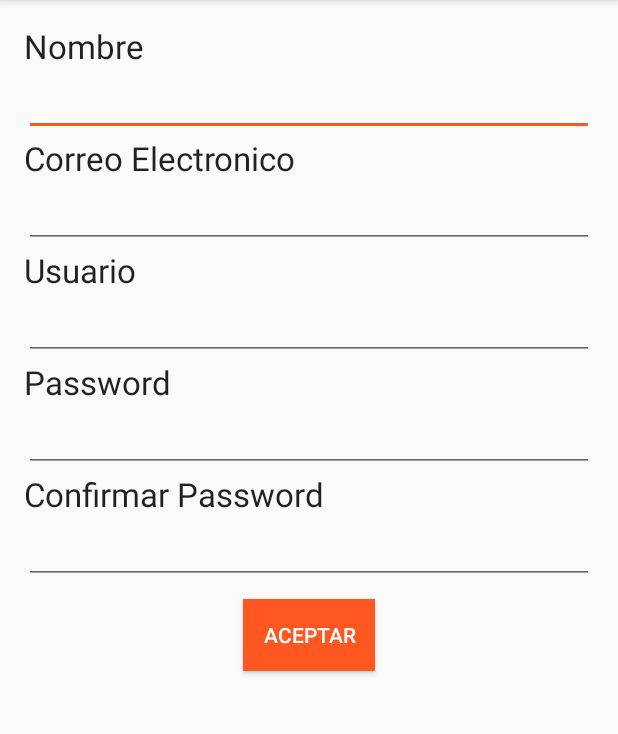
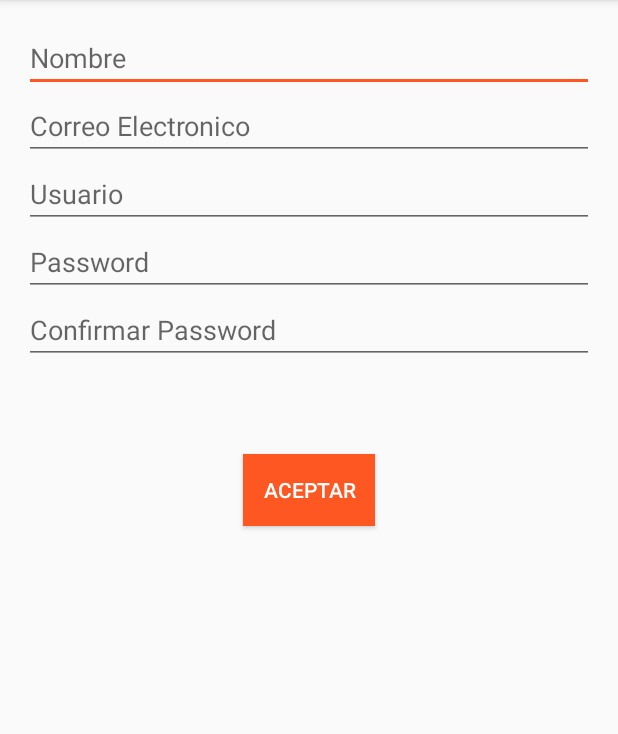
Before and after one commit to gfernandez21/AppPedidos, an Android app: the RegistraActivity screen opened directly, with no data from a screen before it, on a phone screen of 412 x 824 dp, the part 84-818 px from its top. Run offline under Robolectric (Android 15) with nearby library versions, the phone set to English and light mode, and no system bars; libraries missing offline, so code that uses them is left out: com.mobsandgeeks.saripaar; 2 statements that could not run were skipped.

Commit message:
se cambian diseño de EditText

```diff
--- a/app/src/main/res/layout/activity_registra.xml
+++ b/app/src/main/res/layout/activity_registra.xml
@@ -9,91 +9,43 @@
     android:paddingTop="@dimen/activity_vertical_margin"
     tools:context="net.gabrielf.apppedidos.RegistraActivity">
 
-    <TextView
-        android:layout_width="wrap_content"
-        android:layout_height="wrap_content"
-        android:textAppearance="?android:attr/textAppearanceLarge"
-        android:text="Nombre"
-        android:id="@+id/textView2"
-        android:layout_alignParentTop="true"
-        android:layout_alignParentLeft="true"
-        android:layout_alignParentStart="true" />
-
     <EditText
         android:layout_width="match_parent"
         android:layout_height="wrap_content"
         android:id="@+id/tv_nombre"
-        android:layout_below="@+id/textView2"
         android:layout_alignParentLeft="true"
-        android:layout_alignParentStart="true" />
-
-    <TextView
-        android:layout_width="wrap_content"
-        android:layout_height="wrap_content"
-        android:textAppearance="?android:attr/textAppearanceLarge"
-        android:text="Correo Electronico"
-        android:id="@+id/textView3"
-        android:layout_below="@+id/tv_nombre"
-        android:layout_alignParentLeft="true"
-        android:layout_alignParentStart="true" />
+        android:layout_alignParentStart="true"
+        android:hint="Nombre" />
 
     <EditText
         android:layout_width="match_parent"
         android:layout_height="wrap_content"
         android:id="@+id/tv_correo"
-        android:layout_below="@+id/textView3"
         android:layout_alignParentLeft="true"
-        android:layout_alignParentStart="true" />
-
-    <TextView
-        android:layout_width="wrap_content"
-        android:layout_height="wrap_content"
-        android:textAppearance="?android:attr/textAppearanceLarge"
-        android:text="Usuario"
-        android:id="@+id/textView4"
-        android:layout_below="@+id/tv_correo"
-        android:layout_alignParentLeft="true"
-        android:layout_alignParentStart="true" />
+        android:layout_alignParentStart="true"
+        android:layout_below="@+id/tv_nombre"
+        android:hint="Correo Electronico" />
 
     <EditText
         android:layout_width="match_parent"
         android:layout_height="wrap_content"
         android:id="@+id/tv_usuario"
-        android:layout_below="@+id/textView4"
         android:layout_alignParentLeft="true"
-        android:layout_alignParentStart="true" />
-
-    <TextView
-        android:layout_width="wrap_content"
-        android:layout_height="wrap_content"
-        android:textAppearance="?android:attr/textAppearanceLarge"
-        android:text="Password"
-        android:id="@+id/textView5"
-        android:layout_below="@+id/tv_usuario"
-        android:layout_alignParentLeft="true"
-        android:layout_alignParentStart="true" />
-
-    <TextView
-        android:layout_width="wrap_content"
-        android:layout_height="wrap_content"
-        android:textAppearance="?android:attr/textAppearanceLarge"
-        android:text="Confirmar Password"
-        android:id="@+id/textView6"
-        android:layout_below="@+id/tv_pass1"
-        android:layout_alignLeft="@+id/tv_pass1"
-        android:layout_alignStart="@+id/tv_pass1" />
+        android:layout_alignParentStart="true"
+        android:layout_below="@+id/tv_correo"
+        android:hint="Usuario" />
 
     <Button
         android:layout_width="wrap_content"
         android:layout_height="wrap_content"
         android:text="Aceptar"
         android:id="@+id/btn_registrar"
-        android:layout_centerHorizontal="true"
-        android:layout_marginTop="55dp"
-        android:layout_below="@+id/textView6"
+        android:layout_marginTop="60dp"
         android:onClick="onSignUpClick"
         android:background="#ff5722"
-        android:textColor="#ffffff" />
+        android:textColor="#ffffff"
+        android:layout_below="@+id/tv_pass2"
+        android:layout_centerHorizontal="true" />
 
     <EditText
         android:layout_width="match_parent"
@@ -101,9 +53,10 @@
         android:inputType="textPassword"
         android:ems="10"
         android:id="@+id/tv_pass1"
-        android:layout_below="@+id/textView5"
         android:layout_alignRight="@+id/tv_usuario"
-        android:layout_alignEnd="@+id/tv_usuario" />
+        android:layout_alignEnd="@+id/tv_usuario"
+        android:layout_below="@+id/tv_usuario"
+        android:hint="Password" />
 
     <EditText
         android:layout_width="match_parent"
@@ -111,10 +64,11 @@
         android:inputType="textPassword"
         android:ems="10"
         android:id="@+id/tv_pass2"
-        android:layout_below="@+id/textView6"
         android:layout_alignRight="@+id/tv_pass1"
         android:layout_alignEnd="@+id/tv_pass1"
-        android:layout_alignLeft="@+id/textView6"
-        android:layout_alignStart="@+id/textView6" />
+        android:layout_below="@+id/tv_pass1"
+        android:layout_alignLeft="@+id/tv_pass1"
+        android:layout_alignStart="@+id/tv_pass1"
+        android:hint="Confirmar Password" />
 
 </RelativeLayout>
```
Also changed, not shown: app/src/main/res/layout/activity_main.xml (+10 -30 lines).
